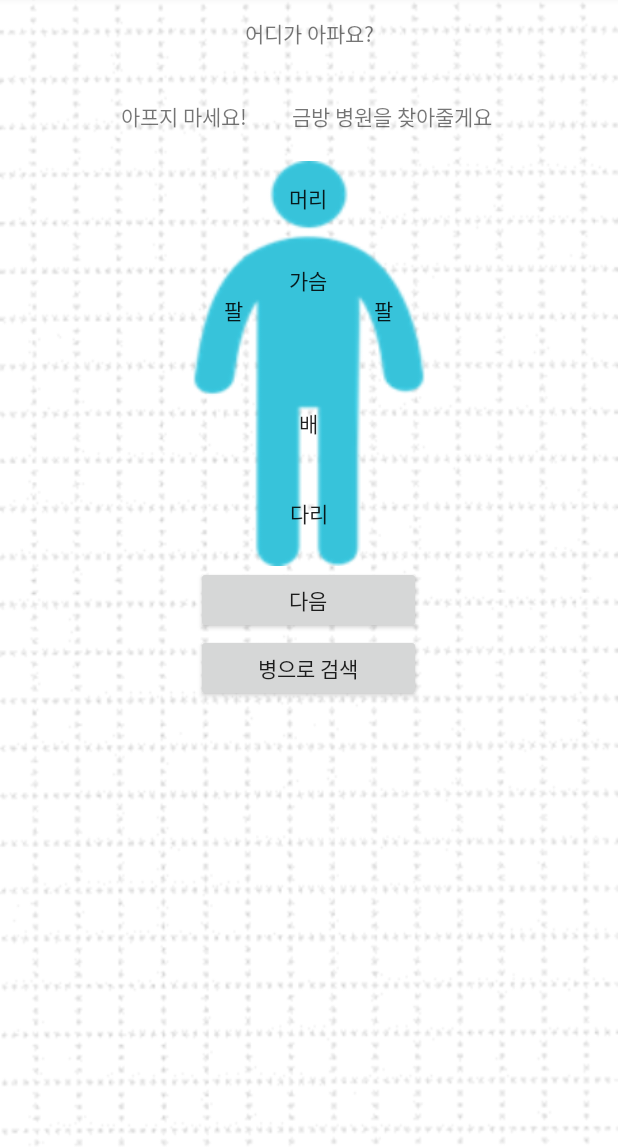
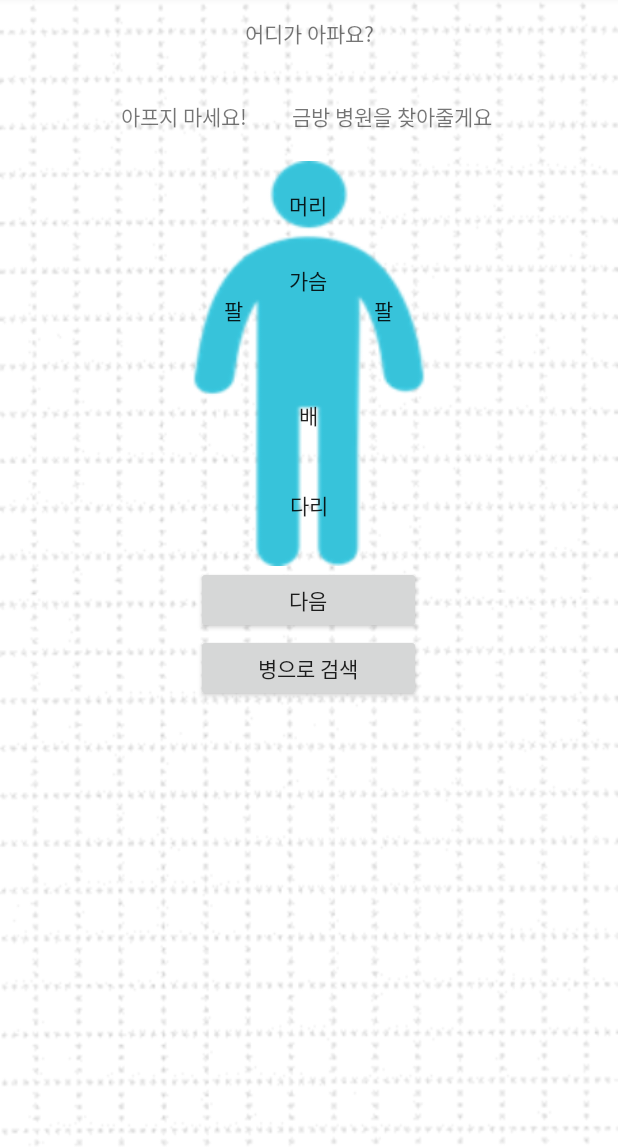
Before and after one commit to leehyojeong/DontSick, an Android app: the screen it shows after launch (MainActivity), on a phone screen of 412 x 824 dp, the part 88-1236 px from its top. Run offline under Robolectric (Android 15) with nearby library versions, the phone set to English and light mode, and no system bars.

Commit message:
레이아웃 높이 변경 commit

```diff
--- a/app/src/main/res/layout/activity_main.xml
+++ b/app/src/main/res/layout/activity_main.xml
@@ -39,7 +39,7 @@
         android:background="#00ff0000"/>
     <LinearLayout
         android:layout_width="300dp"
-        android:layout_height="100dp"
+        android:layout_height="90dp"
         android:layout_gravity="center"
         android:gravity="center">
         <Button
```
